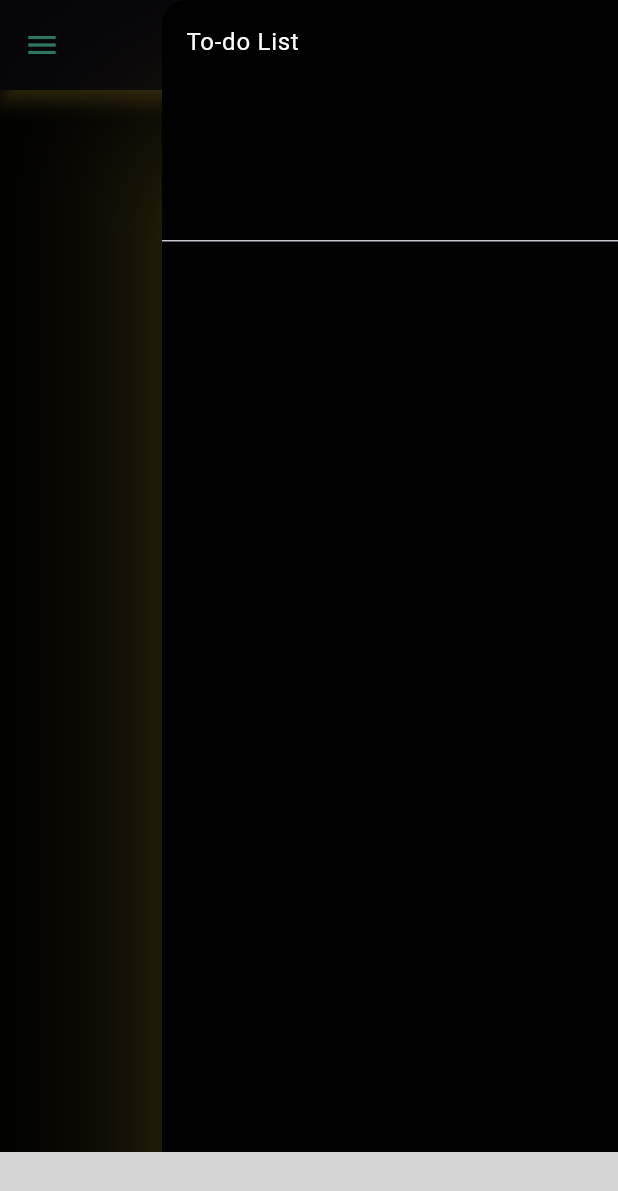
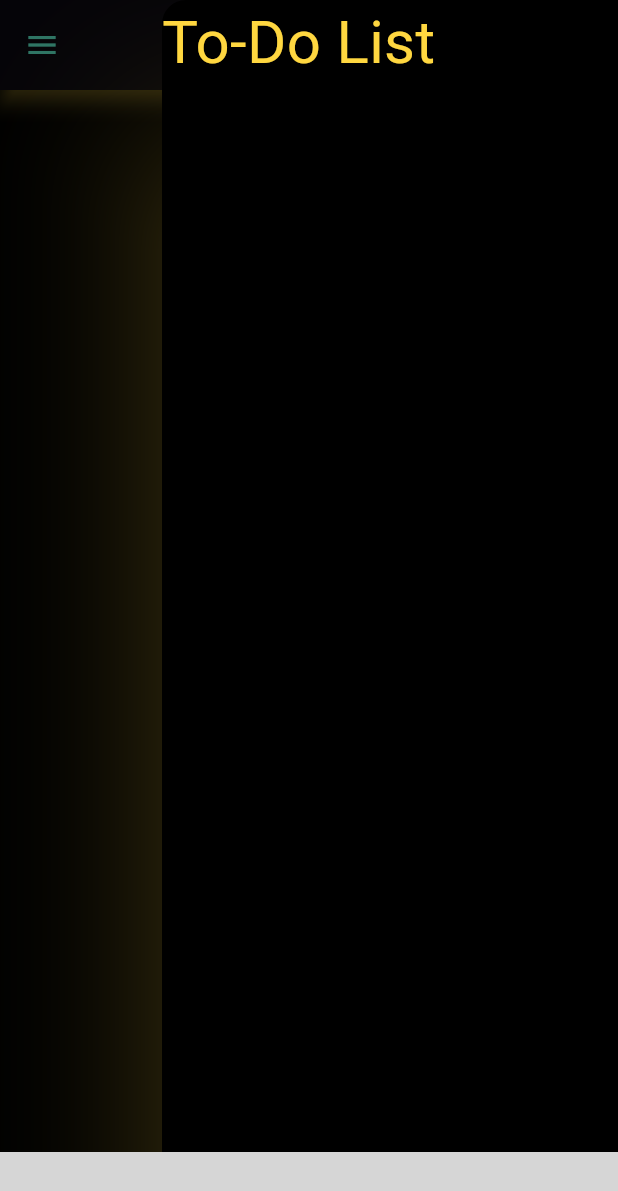
Before and after one commit to Masfiqun/All_in_one_daily_usage_app, a Flutter app: the screen it shows after launch, after a tap on the "menu" icon, on a phone screen of 412 x 824 dp. Shown: the top 1191 px of the screen. Run offline on Flutter 3.47's test engine with Material 3 defaults, Android fonts, the phone set to English and light mode, and no system bars; our stand-ins replace flutter_slidable, hive, hive_flutter, timer_builder; missing offline and left inert: molten_navigationbar_flutter; accounts and stored records are empty; network calls fail; grey boxes are pictures that could not be loaded.

Commit message:
day 23th 0.2

```diff
--- a/First_Project/lib/EndDrawer_To_Do_List/to_do.dart
+++ b/First_Project/lib/EndDrawer_To_Do_List/to_do.dart
@@ -8,7 +8,7 @@ void main() async{
    await Hive.initFlutter();
 
   //open a box
-  var box = await Hive.openBox('mybox');
+  // var box = await Hive.openBox('mybox');
 
 
   runApp(const ToDoAp());
--- a/First_Project/lib/main.dart
+++ b/First_Project/lib/main.dart
@@ -2,6 +2,7 @@
 
 import 'package:first_project/Alarm/alarm.dart';
 import 'package:first_project/Clock/clock.dart';
+import 'package:first_project/EndDrawer_To_Do_List/to_do.dart';
 import 'package:first_project/Stop_Watch/stop_watch.dart';
 import 'package:first_project/Timer/timer.dart';
 import 'package:flutter/material.dart';
@@ -191,6 +192,11 @@ class _HomeActivityState extends State<HomeActivity> {
                   Text('Step Counter', style: TextStyle(color: Colors.white)),
             ),
             ListTile(
+              onTap: () {ToDoAp();},
+              leading: Icon(Icons.checklist),
+              title: Text('To-Do List', style: TextStyle(color: Colors.white),),
+            ),
+            ListTile(
               onTap: (){},
               leading: Icon(Icons.settings),
               title: Text('Settings', style: TextStyle(color: Colors.white)),
@@ -205,14 +211,9 @@ class _HomeActivityState extends State<HomeActivity> {
         elevation: 50,
         // foregroundColor: Colors.tealAccent,
         child: ListView(
-          children: const [
-            DrawerHeader(
-              child: Text(
-                "To-do List",
-                style: TextStyle(color: Colors.white),
-              ),
-            ),
-          ],
+          children: [
+            Text('To-Do List', style: TextStyle(fontSize: 40.0,color: Colors.amberAccent),)
+          ]
         ),
       ),
     );
```
